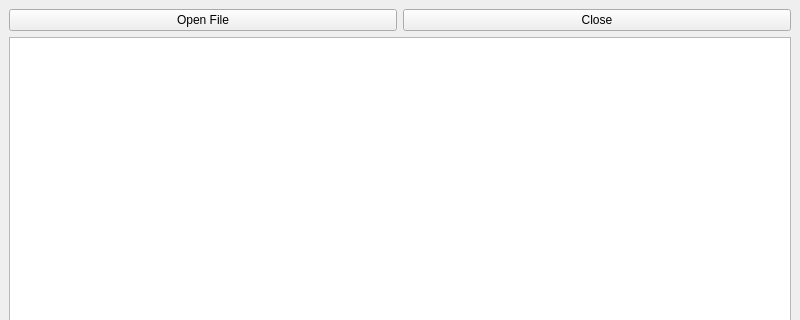
This is edytor.ui in marcoandre1/PyQt-app as Qt 5 draws it before an edit; both pictures show x 0 to 800 and y 0 to 320 of the 800 by 600 pixel window. The edited form follows.
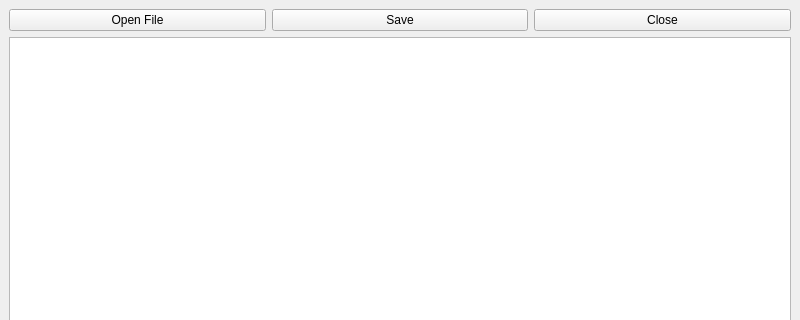
This is the edited form.

Patch:
```diff
--- a/edytor.ui
+++ b/edytor.ui
@@ -26,6 +26,13 @@
           </property>
          </widget>
         </item>
+        <item>
+         <widget class="QPushButton" name="button_save">
+          <property name="text">
+           <string>Save</string>
+          </property>
+         </widget>
+        </item>
         <item>
          <widget class="QPushButton" name="button_close">
           <property name="text">
```
